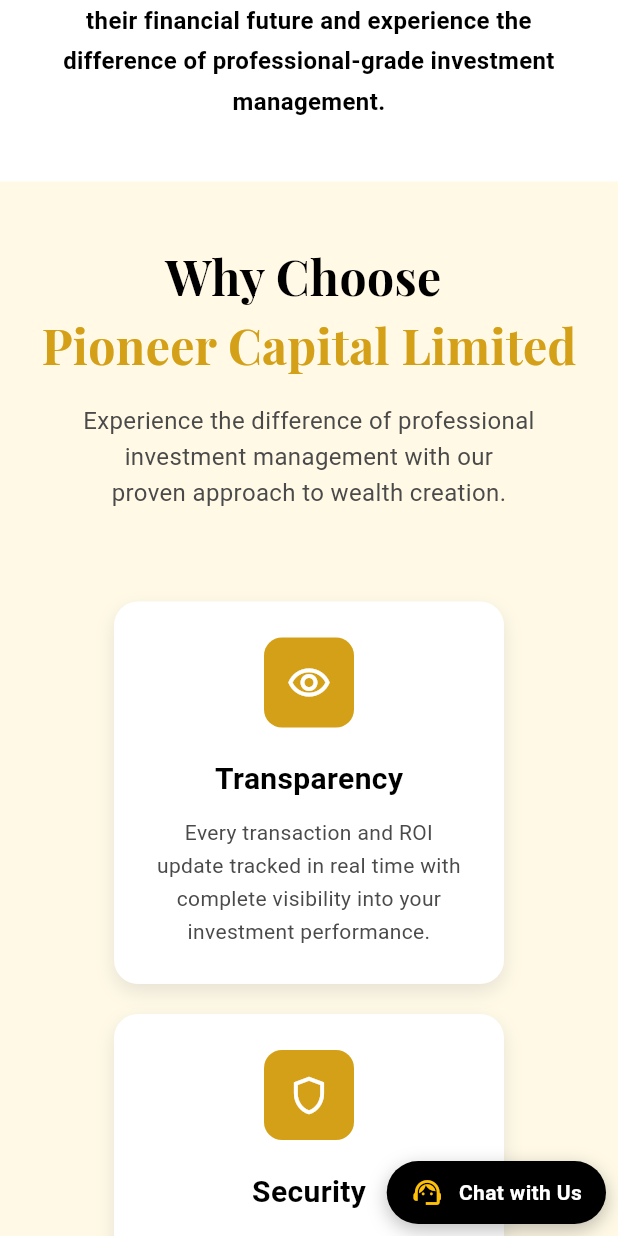
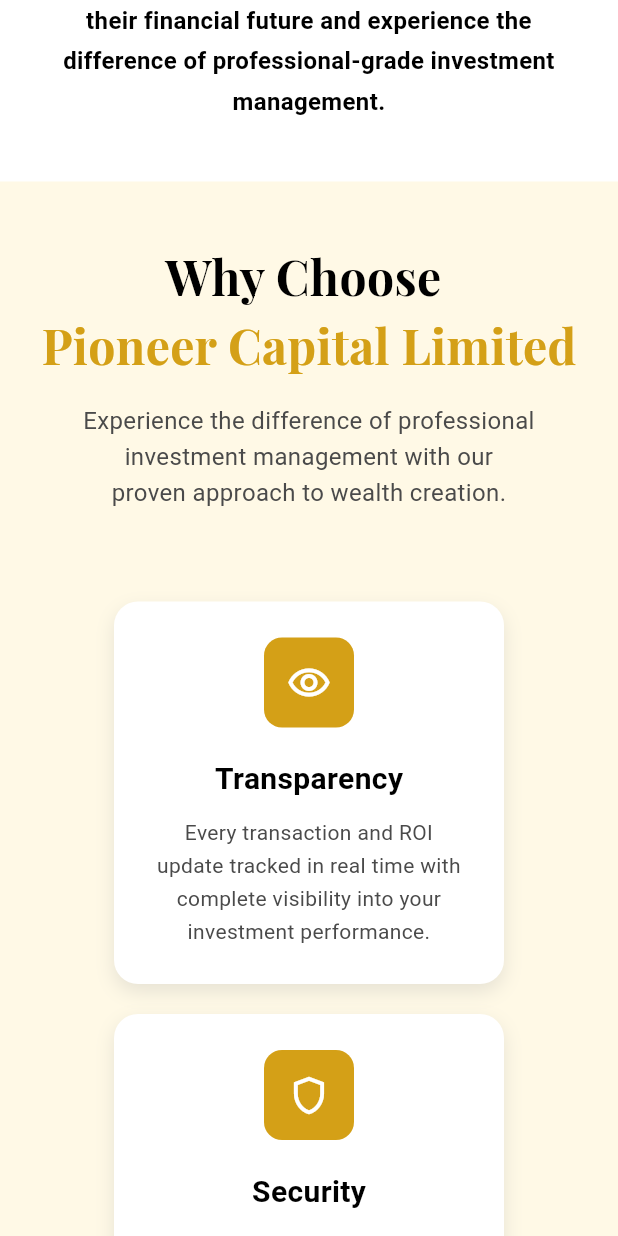
Before and after one commit to smartkingah/pioneerInvestment, a Flutter app: the screen it shows after launch, scrolled down 1728 dp, on a phone screen of 412 x 824 dp. Run offline on Flutter 3.47's test engine with Material 3 defaults, Android fonts, the phone set to English and light mode, and no system bars; our stand-ins replace cached_network_image, firebase_core, get_storage, google_fonts; missing offline and left inert: dart:js; accounts and stored records are empty; network calls fail; statements that could not run were skipped.

Commit message:
second commit

```diff
--- a/lib/screen/web_platform/desktop_screen.dart
+++ b/lib/screen/web_platform/desktop_screen.dart
@@ -19,6 +19,7 @@ class _DesktopScreenState extends State<DesktopScreen> {
   @override
   Widget build(BuildContext context) {
     return ListView(
+      physics: NeverScrollableScrollPhysics(),
       shrinkWrap: true,
       children: [
         AboutInvestProPage(),
--- a/lib/screen/web_platform/web.dart
+++ b/lib/screen/web_platform/web.dart
@@ -58,7 +58,7 @@ class InvestmentLandingPage extends StatelessWidget {
 
           ///customer care
           /// customer care floating bottom-right
-          Positioned(bottom: 8, right: 8, child: CustomerCareSection()),
+          // Positioned(bottom: 8, right: 8, child: CustomerCareSection()),
         ],
       ),
     );
```
